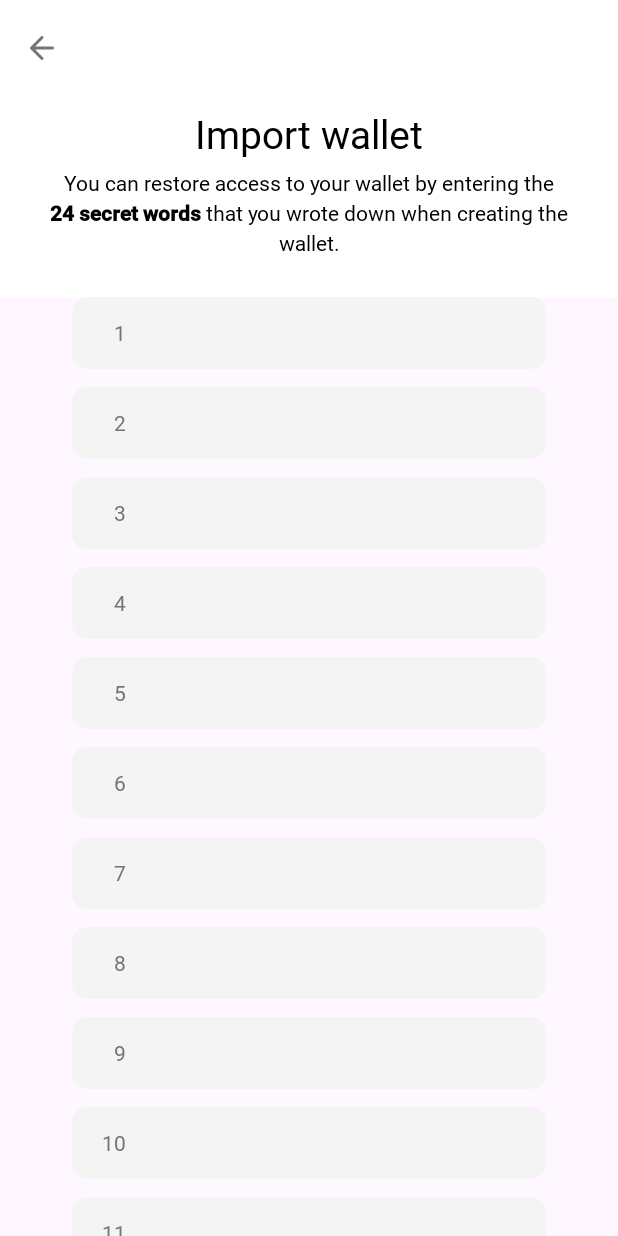
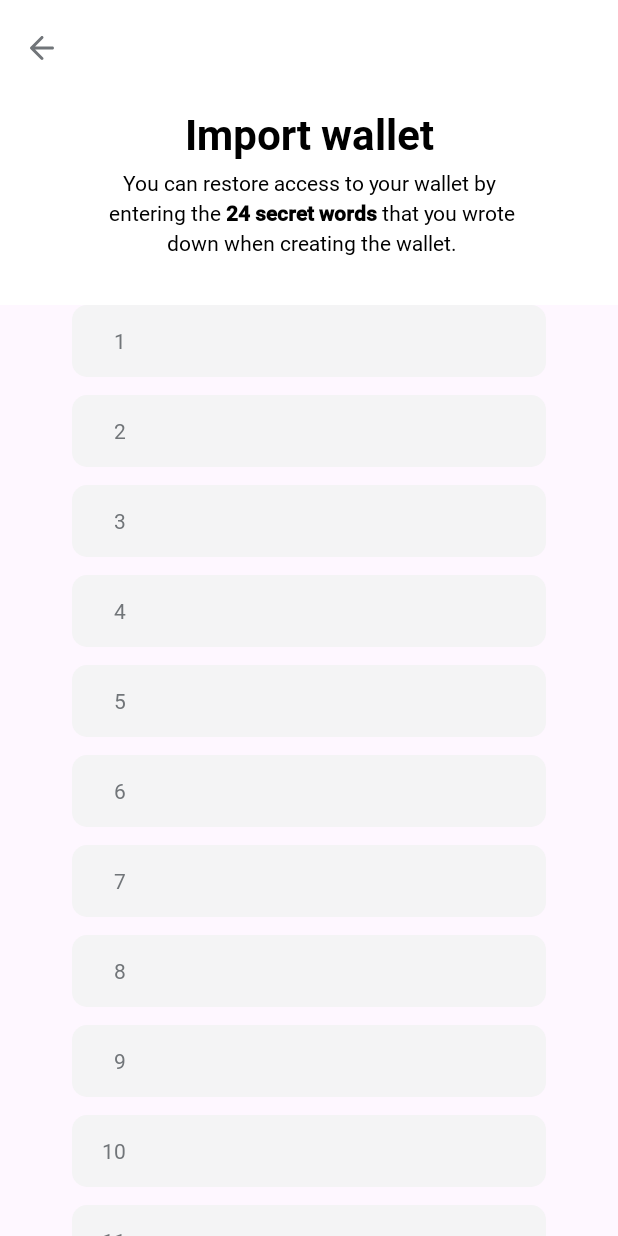
Before and after one commit to Yellastro2/yTonWallet, an Android app: the fragment ImportMnemoFragment shown on its own in the app's theme, on a phone screen of 412 x 824 dp. Run offline under Robolectric (Android 15) with nearby library versions, the phone set to English and light mode, and no system bars; 1 statement that could not run was skipped.

Commit message:
upd head anim

```diff
--- a/app/src/main/AndroidManifest.xml
+++ b/app/src/main/AndroidManifest.xml
@@ -5,6 +5,8 @@
     <uses-permission android:name="android.permission.INTERNET" />
 
     <application
+        android:largeHeap="true"
+        android:hardwareAccelerated="false"
         android:allowBackup="true"
         android:dataExtractionRules="@xml/data_extraction_rules"
         android:fullBackupContent="@xml/backup_rules"
--- a/app/src/main/java/com/yellastro/mytonwallet/fragments/SettingsFragment.kt
+++ b/app/src/main/java/com/yellastro/mytonwallet/fragments/SettingsFragment.kt
@@ -40,5 +40,11 @@ class SettingsFragment : PreferenceFragmentCompat() {
                 findNavController().navigate(R.id.welcomeFrag)
                 true
             }
+
+        findPreference<Preference>("close")
+            ?.setOnPreferenceClickListener {
+                requireActivity().finishAndRemoveTask()
+                true
+            }
     }
 }
--- a/app/src/main/java/com/yellastro/mytonwallet/fragments/auth/ImportMnemoFragment.kt
+++ b/app/src/main/java/com/yellastro/mytonwallet/fragments/auth/ImportMnemoFragment.kt
@@ -12,15 +12,19 @@ import android.view.ViewGroup
 import android.widget.TextView
 import androidx.appcompat.app.AppCompatActivity
 import androidx.appcompat.widget.Toolbar
-import androidx.navigation.NavController
 import androidx.navigation.fragment.findNavController
 import androidx.preference.PreferenceManager
+import com.google.android.material.appbar.AppBarLayout
 import com.yellastro.mytonwallet.MNEMO
 import com.yellastro.mytonwallet.MNEMO_LIST
 import com.yellastro.mytonwallet.PREF_KEY
 import com.yellastro.mytonwallet.R
+import com.yellastro.mytonwallet.pro_animations.onOffsetCollapseText
 import com.yellastro.mytonwallet.views.InputMnemoView
 import com.yellastro.mytonwallet.views.yDialog
+import com.yellastro.mytonwallet.pro_animations.onOffsetCollapseTitle
+import com.yellastro.mytonwallet.views.MaxCharsTextView
+
 
 // TODO: Rename parameter arguments, choose names that match
 // the fragment initialization parameters, e.g. ARG_ITEM_NUMBER
@@ -53,14 +57,32 @@ class ImportMnemoFragment : Fragment() {
         val toolbar = view.findViewById<Toolbar>(R.id.toolbar)
         (requireActivity() as AppCompatActivity).setSupportActionBar(toolbar)
 
+
+        val fvTitleExp = view.findViewById<TextView>(R.id.fr_imort_mnemo_title_exp)
+        val fvTitleColps = view.findViewById<TextView>(R.id.fr_imort_mnemo_title_colps)
+        val appBarLayout = view.findViewById<AppBarLayout>(R.id.app_bar)
+
+        val fvTextSubtitle = view.findViewById<MaxCharsTextView>(R.id.fr_import_mnemo_desc)
+        fvTextSubtitle.setMaxWordsPerLine(8)
+        var fDesc = resources.getString(R.string.desc_import_mnemo_desc)
+        fvTextSubtitle.setText(Html.fromHtml(fDesc))
+
+        appBarLayout.addOnOffsetChangedListener(AppBarLayout.OnOffsetChangedListener { _, verticalOffset ->
+            val totalScrollRange = appBarLayout.totalScrollRange
+            val progress = Math.abs(verticalOffset).toFloat() / totalScrollRange
+
+            onOffsetCollapseTitle(fvTitleExp,fvTitleColps,progress, 28F)
+            onOffsetCollapseText(fvTextSubtitle, progress, resources.getDimension(R.dimen.text_size_regular).toInt())
+        })
+
+
         toolbar.setNavigationOnClickListener {
             findNavController().popBackStack()
         }
         mvInputs = ArrayList<InputMnemoView>()
 
-        var fDesc = resources.getString(R.string.desc_import_mnemo_desc)
 
-        view.findViewById<TextView>(R.id.fr_import_mnemo_desc).setText(Html.fromHtml(fDesc))
+
 
 
         val fvButton = view.findViewById<View>(R.id.fr_import_mneno_btn_done)
--- /dev/null
+++ b/app/src/main/java/com/yellastro/mytonwallet/pro_animations/CollapsedText.kt
@@ -0,0 +1,65 @@
+package com.yellastro.mytonwallet.pro_animations
+
+import android.view.ViewGroup
+import android.widget.TextView
+
+fun onOffsetCollapseTitle(fvExpand: TextView, fvColps: TextView, progress: Float, fromSp: Float){
+    val initialX = fvExpand.left
+    val targetX = fvColps.left
+    val initialY = fvExpand.top
+    val targetY = fvColps.top
+
+    val newX = initialX + (targetX - initialX) * progress
+    val newY = initialY + (targetY - initialY) * progress
+    val startTextSize = fromSp * fvExpand.getResources().getDisplayMetrics().scaledDensity // sp
+
+    // Конечные параметры
+    val endTextSize = fvColps.textSize.toFloat()  // sp
+
+    val fProgresTextSize = startTextSize * (1F - progress) + endTextSize * progress
+
+//        fvExpand.setTextSize(android.util.TypedValue.COMPLEX_UNIT_SP, fProgresTextSize)
+    fvExpand.setTextSize(fProgresTextSize / fvExpand.getResources().getDisplayMetrics().scaledDensity)
+
+    fvExpand.translationX = newX - fvExpand.left
+    fvExpand.translationY = newY - fvExpand.top
+}
+
+fun onOffsetCollapseText(fvTextView: TextView, progress: Float, baseTextSize: Int){
+
+
+    val startTextSize = baseTextSize
+
+    val endTextSize = 0  // sp
+
+    val fProgresTextSize = startTextSize * (1F - progress) + endTextSize * progress
+
+    fvTextView.setTextSize(fProgresTextSize / fvTextView.getResources().getDisplayMetrics().scaledDensity)
+
+
+}
+
+fun onOffsetCollapseTextIcon(fvExpandLay: ViewGroup, progress: Float, baseSizeImg: Int, baseTextSize: Int){
+    val fvExpandImg = fvExpandLay.getChildAt(0)
+    val fvExpText = fvExpandLay.getChildAt(1) as TextView
+    val initialImgSize = baseSizeImg
+    val targetImgSize = 0
+
+    val newSizeImg = initialImgSize + (targetImgSize - initialImgSize) * progress
+    val startTextSize = baseTextSize
+
+    // Конечные параметры
+    val endTextSize = 0  // sp
+
+    val fProgresTextSize = startTextSize * (1F - progress) + endTextSize * progress
+
+    fvExpText.setTextSize(fProgresTextSize / fvExpandLay.getResources().getDisplayMetrics().scaledDensity)
+
+    fvExpandImg.layoutParams.width = newSizeImg.toInt()
+    fvExpandImg.layoutParams.height = newSizeImg.toInt()
+//    fvExpandImg.requestLayout()
+
+}
+
+class CollapsedText {
+}
--- /dev/null
+++ b/app/src/main/java/com/yellastro/mytonwallet/views/MaxCharsTextView.kt
@@ -0,0 +1,88 @@
+package com.yellastro.mytonwallet.views
+
+import android.content.Context
+import android.text.Spannable
+import android.text.SpannableString
+import android.text.SpannableStringBuilder
+import android.util.AttributeSet
+import android.view.ViewTreeObserver
+import androidx.appcompat.widget.AppCompatTextView
+
+class MaxCharsTextView @JvmOverloads constructor(
+    context: Context,
+    attrs: AttributeSet? = null,
+    defStyleAttr: Int = 0
+) : AppCompatTextView(context, attrs, defStyleAttr) {
+
+    init {
+//        viewTreeObserver.addOnGlobalLayoutListener(object : ViewTreeObserver.OnGlobalLayoutListener {
+//            override fun onGlobalLayout() {
+//                if (this@MaxCharsTextView.isInLayout)
+//                    updateText()
+//            }
+//        })
+        addOnLayoutChangeListener { _, _, _, _, _, _, _, _, _ ->
+            updateText()
+        }
+
+    }
+
+    private var maxWordsPerLine: Int = 50
+    private var isUpdated = false
+
+    fun setMaxWordsPerLine(maxWords: Int) {
+        maxWordsPerLine = maxWords
+        updateText()
+    }
+
+    private fun updateText() {
+        if (isUpdated)
+            return
+        isUpdated = true
+
+//        val originalText = text.toString()
+//        val words = originalText.replace("\n","").split(" ")
+//        val stringBuilder = StringBuilder()
+//
+//        var index = 0
+//        while (index < words.size) {
+//            val endIndex = Math.min(index + maxWordsPerLine, words.size)
+//            stringBuilder.append(words.subList(index, endIndex).joinToString(" "))
+//            stringBuilder.append("\n ")
+//            index = endIndex
+//        }
+//
+//        text = stringBuilder.toString().trim()
+
+        val originalText = SpannableStringBuilder(text)
+        val words = originalText.toString().replace("\n", "").split(" ")
+        val spannableStringBuilder = SpannableStringBuilder()
+
+        var index = 0
+        var spanOffset = 0
+        while (index < words.size) {
+            val endIndex = Math.min(index + maxWordsPerLine, words.size)
+            val line = words.subList(index, endIndex).joinToString(" ")
+
+            val spannableLine = SpannableStringBuilder(line)
+
+            for (span in originalText.getSpans<Any>(spanOffset, spanOffset + line.length, Any::class.java)) {
+                val spanStart = Math.max(0, originalText.getSpanStart(span) - spanOffset)
+                val spanEnd = Math.min(line.length, originalText.getSpanEnd(span) - spanOffset)
+                spannableLine.setSpan(span, spanStart -1, spanEnd -1, Spannable.SPAN_EXCLUSIVE_EXCLUSIVE)
+            }
+
+            spannableStringBuilder.append(spannableLine)
+            if (endIndex < words.size) {
+                spannableStringBuilder.append("\n ")
+            }
+
+            index = endIndex
+            spanOffset += line.length + 1
+        }
+
+        text = spannableStringBuilder
+        isUpdated = false
+
+    }
+}
--- a/app/src/main/res/layout/fragment_import_mnemo.xml
+++ b/app/src/main/res/layout/fragment_import_mnemo.xml
@@ -17,8 +17,8 @@
         <com.google.android.material.appbar.AppBarLayout
             android:id="@+id/app_bar"
             android:layout_width="match_parent"
-            android:layout_height="@dimen/app_bar_height"
-            app:elevation="0dp">
+            android:layout_height="wrap_content"
+            app:elevation="1dp">
 
             <com.google.android.material.appbar.CollapsingToolbarLayout
                 android:background="@color/white"
@@ -29,16 +29,15 @@
                 app:expandedTitleGravity="center_horizontal"
                 app:collapsedTitleGravity="left"
                 app:collapsedTitleTextAppearance="@style/text_toolbar_title"
-                app:collapsedTitleTextColor="@color/black"
-                app:titleCollapseMode="scale"
+                app:collapsedTitleTextColor="#00FFFFFF"
                 app:expandedTitleMarginTop="@dimen/collaps_toolbar_title_margin_top"
-                app:expandedTitleTextColor="@color/black"
+                app:expandedTitleTextColor="#00FFFFFF"
                 app:expandedTitleTextAppearance="@style/text_toolbar_title_expand"
                 app:popupTheme="@style/text_toolbar_title"
                 app:layout_scrollFlags="snap|scroll|exitUntilCollapsed"
                 app:toolbarId="@+id/toolbar">
 
-                <TextView
+                <com.yellastro.mytonwallet.views.MaxCharsTextView
                     android:id="@+id/fr_import_mnemo_desc"
                     style="@style/text_general"
                     android:gravity="center"
@@ -46,8 +45,8 @@
                     android:layout_height="wrap_content"
                     android:layout_marginTop="@dimen/collaps_toolbar_subtitle_margin_top"
                     android:layout_marginHorizontal="@dimen/margin_48"
-                    app:layout_scrollFlags="enterAlways|enterAlwaysCollapsed"
-                    app:layout_collapseMode="pin"
+                    android:layout_marginBottom="32dp"
+                    app:layout_collapseMode="parallax"
                     android:layout_gravity="top"
                     android:lineSpacingExtra="4dp"
                     android:text="You can restore access to your wallet by entering the 24 secret words that you wrote down when creating the wallet."/>
@@ -63,6 +62,38 @@
                     app:layout_scrollFlags="scroll|enterAlways"
                     android:fadingEdgeLength="0dp"
                     app:navigationIcon="@drawable/ic_back"/>
+
+                <androidx.constraintlayout.widget.ConstraintLayout
+                    android:layout_width="match_parent"
+                    android:layout_height="match_parent"
+                    android:layout_gravity="top"
+                    app:layout_collapseMode="pin">
+
+                    <TextView
+                        android:id="@+id/fr_imort_mnemo_title_colps"
+                        style="@style/text_toolbar_title"
+                        android:visibility="invisible"
+                        android:gravity="center"
+                        android:layout_width="0dp"
+                        android:layout_height="@dimen/margin_64"
+                        android:layout_marginStart="46dp"
+                        android:text="@string/title_import_mnemo"
+                        app:layout_constraintBottom_toBottomOf="parent"
+                        app:layout_constraintStart_toStartOf="parent"/>
+
+                    <TextView
+                        android:id="@+id/fr_imort_mnemo_title_exp"
+                        style="@style/text_toolbar_title"
+                        android:textSize="28sp"
+                        android:gravity="center"
+                        android:layout_width="wrap_content"
+                        android:layout_height="@dimen/margin_64"
+                        android:layout_marginBottom="82dp"
+                        android:text="@string/title_import_mnemo"
+                        app:layout_constraintBottom_toBottomOf="parent"
+                        app:layout_constraintStart_toStartOf="parent"
+                        app:layout_constraintEnd_toEndOf="parent"/>
+                </androidx.constraintlayout.widget.ConstraintLayout>
 
             </com.google.android.material.appbar.CollapsingToolbarLayout>
         </com.google.android.material.appbar.AppBarLayout>
--- a/app/src/main/res/layout/mnemo_input_item_view.xml
+++ b/app/src/main/res/layout/mnemo_input_item_view.xml
@@ -27,7 +27,6 @@
         android:layout_width="match_parent"
         android:layout_height="wrap_content"
         android:ems="6"
-        android:maxLength="8"
 
         android:inputType="text"
         android:text="" />
--- a/app/src/main/res/values/strings.xml
+++ b/app/src/main/res/values/strings.xml
@@ -31,7 +31,7 @@
     <string name="desc_repeat_mnemo">Let’s check that you wrote it down correctly. Please enter the words PART, PART and PART.</string>
     <string name="title_repeat_mnemo">Let’s test</string>
     <string name="btn_continue">Continue</string>
-    <string name="desc_import_mnemo_desc"><![CDATA[You can restore access to your wallet by entering the <b>24 secret words</b> that you wrote down when creating the wallet.]]></string>
+    <string name="desc_import_mnemo_desc"><![CDATA[You can restore access to your wallet by entering the <b>24 secret words </b>that you wrote down when creating the wallet.]]></string>
     <string name="title_import_mnemo">Import wallet</string>
 
     <string name="title_dial_wrongmnemo">Wrong phrase</string>
```
Also changed, not shown: app/src/main/java/com/yellastro/mytonwallet/MainActivity.kt (+21 -19 lines), app/src/main/java/com/yellastro/mytonwallet/fragments/WalletFragment.kt (+22 -26 lines), app/src/main/java/com/yellastro/mytonwallet/views/InputMnemoView.kt (+25 -2 lines), app/src/main/res/layout/fragment_wallet.xml (+3 -4 lines), app/src/main/res/xml/root_preferences.xml (+7 -1 lines).
